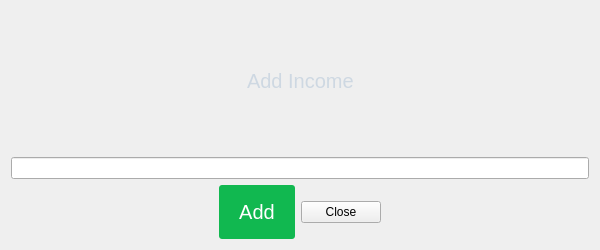
The window that src/addincome.ui (elvisxiaozhi/True-Wish) describes before a commit, drawn with Qt 5.
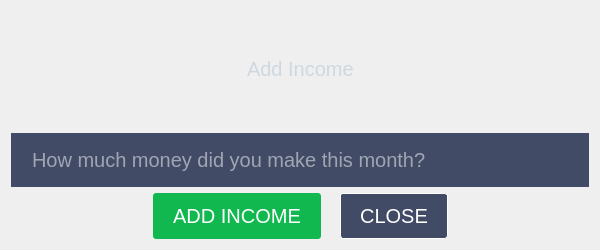
The same window after the commit.

Patch:
```diff
--- a/src/addincome.ui
+++ b/src/addincome.ui
@@ -13,7 +13,7 @@
   <property name="windowTitle">
    <string>Form</string>
   </property>
-  <layout class="QVBoxLayout" name="verticalLayout">
+  <layout class="QVBoxLayout" name="verticalLayout" stretch="1,1,1">
    <item>
     <layout class="QHBoxLayout" name="horizontalLayout_2">
      <item>
@@ -56,10 +56,28 @@
     </layout>
    </item>
    <item>
-    <widget class="QLineEdit" name="lineEdit"/>
+    <layout class="QVBoxLayout" name="lineEditLayout">
+     <item>
+      <widget class="QLineEdit" name="lineEdit">
+       <property name="styleSheet">
+        <string notr="true">#lineEdit {
+background-color: #414B66; 
+border: 0px;
+padding: 14px 19px; 
+font: 20px; 
+color: white;
+}
+</string>
+       </property>
+       <property name="placeholderText">
+        <string>How much money did you make this month?</string>
+       </property>
+      </widget>
+     </item>
+    </layout>
    </item>
    <item>
-    <layout class="QHBoxLayout" name="horizontalLayout">
+    <layout class="QHBoxLayout" name="horizontalLayout" stretch="0,0,0,0,0">
      <item>
       <spacer name="horizontalSpacer">
        <property name="orientation">
@@ -79,7 +97,7 @@
         <string notr="true">#addButton {
 background-color: #11B850; 
 border: 0px; 
-padding: 15px 20px; 
+padding: 11px 20px; 
 font: 20px; 
 color: white; 
 border-radius: 3px; }
@@ -89,14 +107,34 @@
 #addButton:pressed { background-color: #0A863D; }</string>
        </property>
        <property name="text">
-        <string>Add</string>
+        <string>ADD INCOME</string>
        </property>
       </widget>
      </item>
      <item>
-      <widget class="QPushButton" name="pushButton_2">
+      <widget class="QLabel" name="label_2">
        <property name="text">
-        <string>Close</string>
+        <string/>
+       </property>
+      </widget>
+     </item>
+     <item>
+      <widget class="QPushButton" name="closeButton">
+       <property name="styleSheet">
+        <string notr="true">#closeButton {
+background-color: #414B66; 
+border: 1px solid white; 
+padding: 10px 19px; 
+font: 20px; 
+color: white; 
+border-radius: 3px; }
+
+#closeButton:hover { background-color: #565D79; }
+
+#closeButton:pressed { background-color: #565D79; }</string>
+       </property>
+       <property name="text">
+        <string>CLOSE</string>
        </property>
       </widget>
      </item>
```
